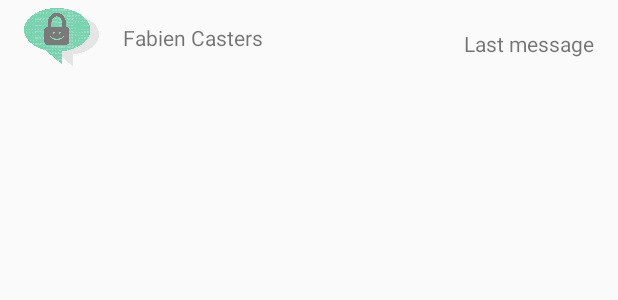
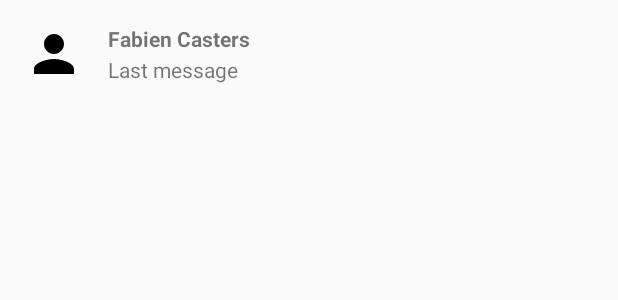
Before and after one commit to Vaga/WizzChat, an Android app: the layout row_contact.xml on its own in the app's theme, with its tools: preview values and no code run, on a phone screen of 412 x 824 dp. Shown: the top 300 px of the screen. Run offline under Robolectric (Android 15) with nearby library versions, the phone set to English and light mode, and no system bars.

Commit message:
Added gravatar

```diff
--- a/app/build.gradle
+++ b/app/build.gradle
@@ -24,4 +24,6 @@ dependencies {
     testCompile 'junit:junit:4.12'
     compile 'com.android.support:appcompat-v7:23.1.1'
     compile 'io.realm:realm-android:0.87.4'
+    compile 'com.squareup.picasso:picasso:2.5.2'
+    compile files('libs/gravatar-android-1.0.jar')
 }
--- a/app/src/main/java/vaga/io/wizzchat/adapters/ContactAdapter.java
+++ b/app/src/main/java/vaga/io/wizzchat/adapters/ContactAdapter.java
@@ -1,5 +1,6 @@
 package vaga.io.wizzchat.adapters;
 
+import fr.tkeunebr.gravatar.Gravatar;
 import io.realm.Realm;
 import io.realm.RealmChangeListener;
 import io.realm.RealmResults;
@@ -12,6 +13,8 @@ import android.view.ViewGroup;
 import android.widget.BaseAdapter;
 import android.widget.ImageView;
 import android.widget.TextView;
+
+import com.squareup.picasso.Picasso;
 
 import java.util.ArrayList;
 
@@ -114,6 +117,13 @@ public class ContactAdapter extends BaseAdapter {
         holder.nameTextView.setText(contact.getName());
         holder.dateTextView.setText(contact.getEmail());
 
+        // Add gravatar
+        String gravatarUrl = Gravatar.init().with(contact.getEmail()).force404().size(180).build();
+        Picasso.with(_context)
+                .load(gravatarUrl)
+                .error(_context.getDrawable(R.drawable.ic_person_24dp))
+                .into(holder.faceImageView);
+
         return convertView;
     }
 }
--- a/app/src/main/res/layout/activity_list.xml
+++ b/app/src/main/res/layout/activity_list.xml
@@ -17,7 +17,7 @@
         app:popupTheme="@style/ThemeOverlay.AppCompat.Light" />
 
     <ListView
-        android:layout_width="wrap_content"
+        android:layout_width="match_parent"
         android:layout_height="match_parent"
         android:id="@+id/contactsListView" />
 
--- a/app/src/main/res/layout/row_contact.xml
+++ b/app/src/main/res/layout/row_contact.xml
@@ -4,30 +4,30 @@
     android:layout_height="wrap_content">
     <ImageView
         android:id="@+id/faceImageView"
-        android:layout_width="50dp"
-        android:layout_height="50dp"
+        android:layout_width="40dp"
+        android:layout_height="40dp"
         android:layout_marginLeft="@dimen/activity_vertical_margin"
         android:layout_marginRight="@dimen/activity_vertical_margin"
-        android:layout_alignParentLeft="true"
-        android:layout_centerVertical="true"
-        android:scaleType="centerInside"
+        android:layout_marginTop="@dimen/activity_horizontal_margin"
+        android:layout_marginBottom="@dimen/activity_horizontal_margin"
         android:contentDescription="Avatar"
-        android:src="@drawable/big_logo" />
+        android:src="@drawable/ic_person_24dp"
+        />
     <TextView
         android:id="@+id/nameTextView"
         android:layout_width="wrap_content"
         android:layout_height="wrap_content"
         android:text="Fabien Casters"
-        android:layout_centerVertical="true"
+        android:layout_alignTop="@+id/faceImageView"
         android:layout_toRightOf="@+id/faceImageView"
-        android:layout_toEndOf="@+id/faceImageView" />
+        android:layout_toEndOf="@+id/faceImageView"
+        android:textStyle="bold" />
     <TextView
         android:id="@+id/dateTextView"
         android:layout_width="wrap_content"
         android:layout_height="wrap_content"
-        android:layout_marginRight="@dimen/activity_vertical_margin"
         android:text="Last message"
-        android:layout_below="@+id/nameTextView"
-        android:layout_alignParentRight="true"
-        android:layout_alignParentEnd="true" />
+        android:layout_alignBottom="@+id/faceImageView"
+        android:layout_toRightOf="@+id/faceImageView"
+        android:layout_toEndOf="@+id/faceImageView" />
 </RelativeLayout>
```
Also changed, not shown: app/libs/gravatar-android-1.0.jar (added).
